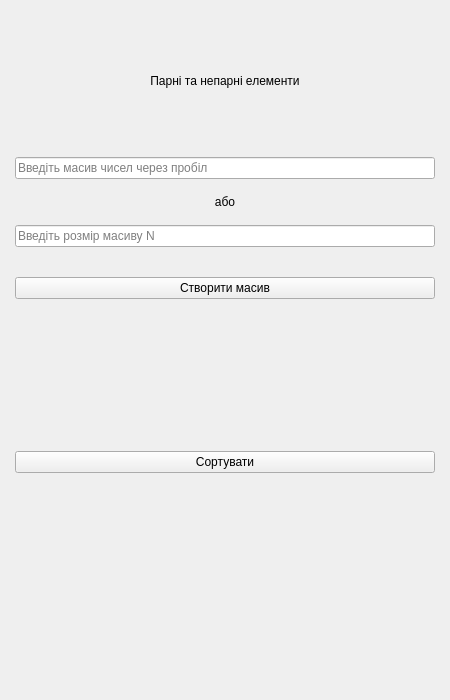
This is lab5/ui/task2_interface.ui in Ihor-Mykytiuk/university-projects as Qt 5 draws it before an edit. The edited form follows.
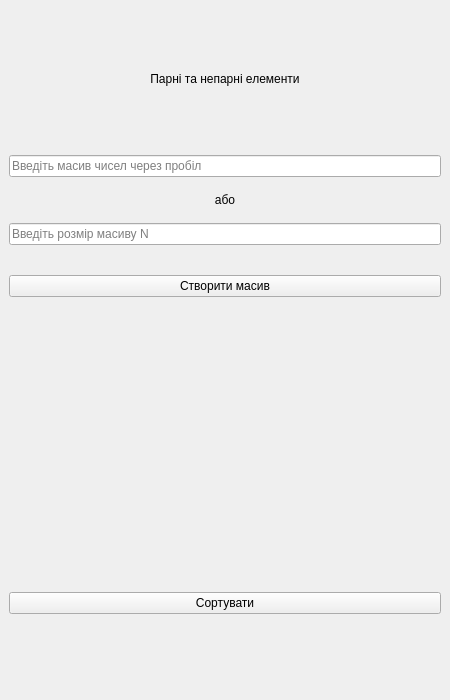
This is the edited form.

Commit message: Interface unification

```diff
--- a/lab5/ui/task2_interface.ui
+++ b/lab5/ui/task2_interface.ui
@@ -1,7 +1,7 @@
 <?xml version="1.0" encoding="UTF-8"?>
 <ui version="4.0">
- <class>Form</class>
- <widget class="QWidget" name="Form">
+ <class>MainWindow</class>
+ <widget class="QMainWindow" name="MainWindow">
   <property name="geometry">
    <rect>
     <x>0</x>
@@ -13,13 +13,8 @@
   <property name="windowTitle">
    <string>Form</string>
   </property>
-  <layout class="QVBoxLayout" name="verticalLayout_3">
-   <property name="leftMargin">
-    <number>15</number>
-   </property>
-   <property name="rightMargin">
-    <number>15</number>
-   </property>
+  <widget class="QWidget" name="centralwidget">
+   <layout class="QVBoxLayout" name="verticalLayout_3" stretch="2,2,4,2,1">
    <item>
     <widget class="QLabel" name="title">
      <property name="maximumSize">
@@ -119,7 +114,7 @@
      <property name="maximumSize">
       <size>
        <width>16777215</width>
-       <height>140</height>
+        <height>16777215</height>
       </size>
      </property>
      <property name="text">
@@ -143,11 +138,12 @@
       <string/>
      </property>
      <property name="alignment">
-      <set>Qt::AlignmentFlag::AlignCenter</set>
+       <set>Qt::AlignmentFlag::AlignLeading|Qt::AlignmentFlag::AlignLeft|Qt::AlignmentFlag::AlignVCenter</set>
      </property>
     </widget>
    </item>
   </layout>
+  </widget>
  </widget>
  <resources/>
  <connections/>
```
Left out of the diff: 10 changed lines with no effect on the pictures. Lines whose indentation alone changed are shown as unchanged. The commit also changes 19 other files.
